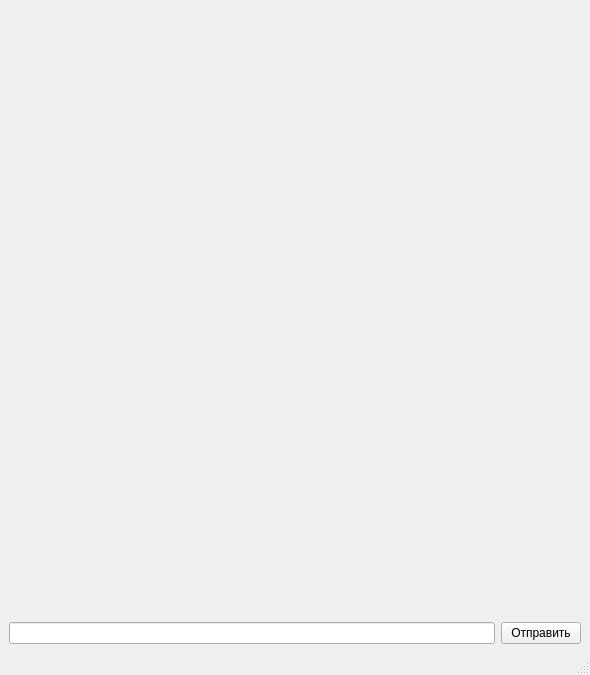
First picture: the form in Client/mainwindow.ui, repository YamatoCPP/Messenger, before the edit.
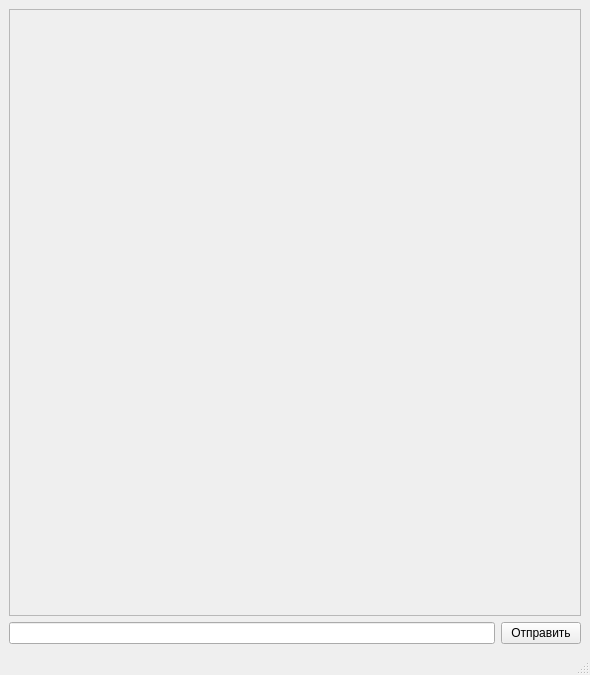
Second picture: the form after the edit. Icons and pictures are not drawn.

What changed in the file:
```diff
--- a/Client/mainwindow.ui
+++ b/Client/mainwindow.ui
@@ -56,50 +56,6 @@
   </property>
   <widget class="QWidget" name="centralwidget">
    <layout class="QGridLayout" name="gridLayout">
-    <item row="0" column="0" colspan="2">
-     <widget class="QLabel" name="label">
-      <property name="palette">
-       <palette>
-        <active>
-         <colorrole role="Button">
-          <brush brushstyle="SolidPattern">
-           <color alpha="255">
-            <red>255</red>
-            <green>255</green>
-            <blue>255</blue>
-           </color>
-          </brush>
-         </colorrole>
-        </active>
-        <inactive>
-         <colorrole role="Button">
-          <brush brushstyle="SolidPattern">
-           <color alpha="255">
-            <red>239</red>
-            <green>239</green>
-            <blue>239</blue>
-           </color>
-          </brush>
-         </colorrole>
-        </inactive>
-        <disabled>
-         <colorrole role="Button">
-          <brush brushstyle="SolidPattern">
-           <color alpha="255">
-            <red>255</red>
-            <green>255</green>
-            <blue>255</blue>
-           </color>
-          </brush>
-         </colorrole>
-        </disabled>
-       </palette>
-      </property>
-      <property name="text">
-       <string/>
-      </property>
-     </widget>
-    </item>
     <item row="1" column="0">
      <widget class="QLineEdit" name="lineEdit"/>
     </item>
@@ -110,6 +66,28 @@
       </property>
      </widget>
     </item>
+    <item row="0" column="0" colspan="2">
+     <widget class="QScrollArea" name="scrollArea">
+      <property name="widgetResizable">
+       <bool>true</bool>
+      </property>
+      <widget class="QWidget" name="scrollAreaWidgetContents">
+       <property name="geometry">
+        <rect>
+         <x>0</x>
+         <y>0</y>
+         <width>570</width>
+         <height>577</height>
+        </rect>
+       </property>
+       <layout class="QGridLayout" name="gridLayout_2">
+        <item row="0" column="0">
+         <layout class="QVBoxLayout" name="verticalLayout"/>
+        </item>
+       </layout>
+      </widget>
+     </widget>
+    </item>
    </layout>
   </widget>
   <widget class="QMenuBar" name="menubar">
```
